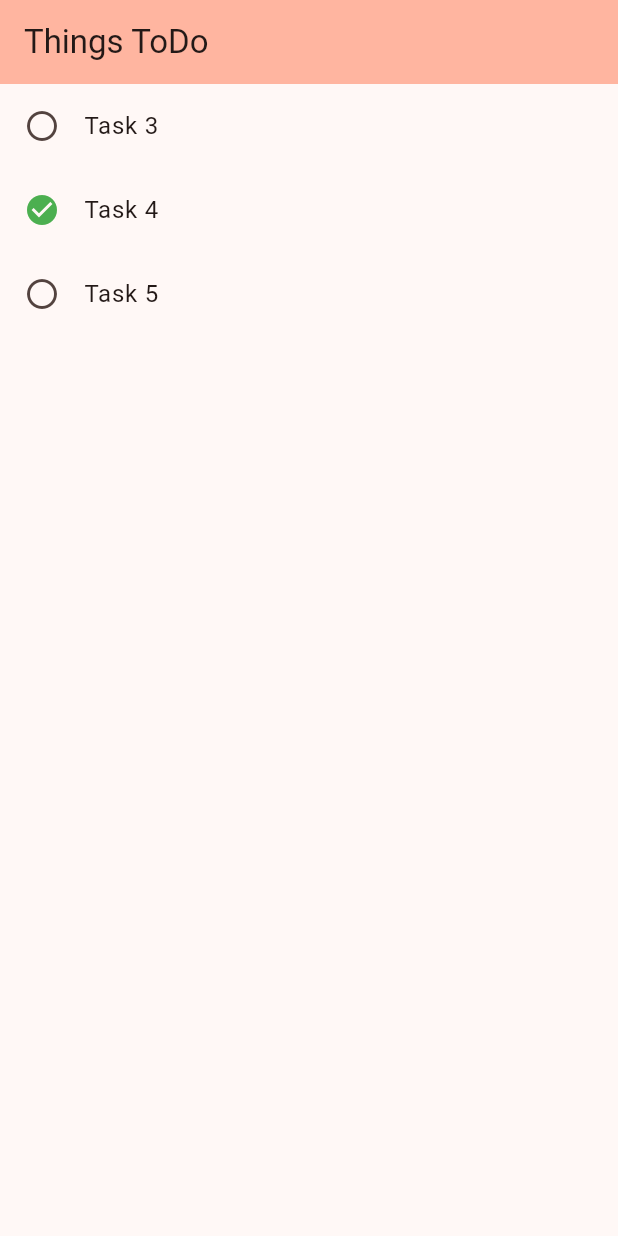
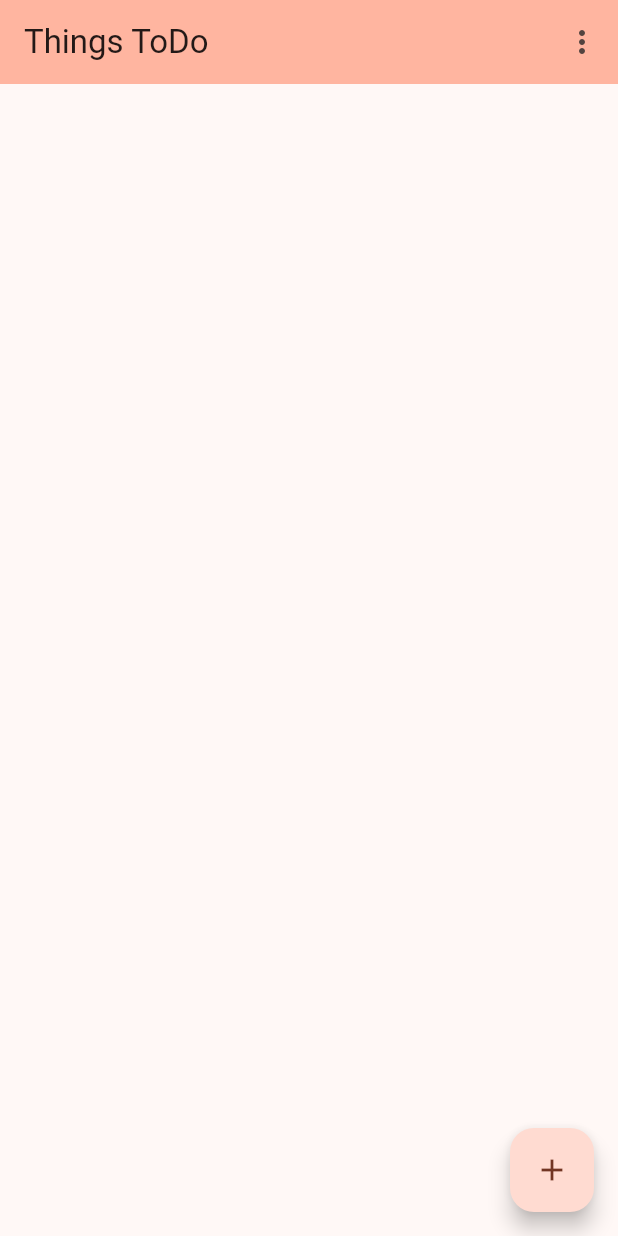
Before and after one commit to hanneskarlsson/GraphicDesign, a Flutter app: the screen it shows after launch, on a phone screen of 412 x 824 dp. Run offline on Flutter 3.47's test engine with Material 3 defaults, Android fonts, the phone set to English and light mode, and no system bars.

Commit message:
lab1 done

```diff
--- a/lib/main.dart
+++ b/lib/main.dart
@@ -26,6 +26,7 @@ class MyApp extends StatelessWidget {
       ),
       // The starting page of the app
       home: const MainView(),
+      debugShowCheckedModeBanner: false,
     );
   }
 }
--- a/lib/pages/main_view.dart
+++ b/lib/pages/main_view.dart
@@ -1,5 +1,9 @@
 import 'package:flutter/material.dart';
+import 'package:lab1/model/task_handler.dart';
+import 'package:lab1/model/types.dart';
+import 'package:lab1/pages/add_view.dart';
 import 'package:lab1/widgets/task_list.dart';
+import 'package:provider/provider.dart';
 
 class MainView extends StatelessWidget {
   const MainView({super.key});
@@ -10,7 +14,43 @@ class MainView extends StatelessWidget {
         appBar: AppBar(
           title: const Text('Things ToDo'),
           backgroundColor: Theme.of(context).colorScheme.inversePrimary,
+          actions: _actions(context),
         ),
-        body: TaskList());
+        body: TaskList(),
+        floatingActionButton: FloatingActionButton(
+          onPressed: () {
+            Navigator.push(
+              context,
+              MaterialPageRoute(
+                builder: (context) => AddView(),
+              ),
+            );
+          },
+          tooltip: 'Add todo',
+          child: const Icon(Icons.add),
+        ));
+  }
+
+  List<Widget> _actions(context) {
+    return [_filterMenu(context)];
+  }
+
+  Widget _filterMenu(context) {
+    var taskHandler = Provider.of<TaskHandler>(context, listen: false);
+
+    return PopupMenuButton<FilterType>(
+      initialValue: FilterType.all,
+      onSelected: (FilterType item) {
+        taskHandler.setMode(item);
+      },
+      itemBuilder: (BuildContext context) => [
+        const PopupMenuItem<FilterType>(
+            value: FilterType.all, child: Text('All')),
+        const PopupMenuItem<FilterType>(
+            value: FilterType.done, child: Text('Done')),
+        const PopupMenuItem<FilterType>(
+            value: FilterType.undone, child: Text('Undone')),
+      ],
+    );
   }
 }
--- a/lib/widgets/task_list.dart
+++ b/lib/widgets/task_list.dart
@@ -1,6 +1,8 @@
 import 'package:flutter/material.dart';
 import 'package:lab1/model/task_handler.dart';
+import 'package:lab1/widgets/delete_widgets.dart';
 import 'package:lab1/widgets/status_icon.dart';
+import 'package:lab1/widgets/title_text.dart';
 import 'package:provider/provider.dart';
 
 class TaskList extends StatelessWidget {
@@ -9,15 +11,26 @@ class TaskList extends StatelessWidget {
   @override
   Widget build(BuildContext context) {
     var taskHandler = context.watch<TaskHandler>();
-    var tasks = taskHandler.testTasks();
+    // var tasks = taskHandler.testTasks();
 
-    tasks[1].completed = true;
+    var tasks = taskHandler.activeTasks; // Use activeTasks instead of testTasks
 
-    return ListView(
-      children: [
-        for (final task in tasks)
-          ListTile(leading: StatusIcon(task), title: Text(task.title)),
-      ],
-    );
+    return ListView(children: [
+      for (final task in tasks)
+        Card(
+          elevation: 4,
+          margin: const EdgeInsets.symmetric(horizontal: 10, vertical: 5),
+          child: ListTile(
+            leading: StatusIcon(task),
+            title: TitleText(task),
+            onTap: () {
+              taskHandler.toggleTask(task);
+            },
+            trailing: DeleteButton(onPressed: () {
+              taskHandler.deleteTask(task);
+            }),
+          ),
+        ),
+    ]);
   }
 }
```
Also changed, not shown: lib/pages/add_view.dart (added, +39 -0 lines), lib/widgets/delete_widgets.dart (added, +17 -0 lines), lib/widgets/title_text.dart (added, +16 -0 lines), 1 other file.
